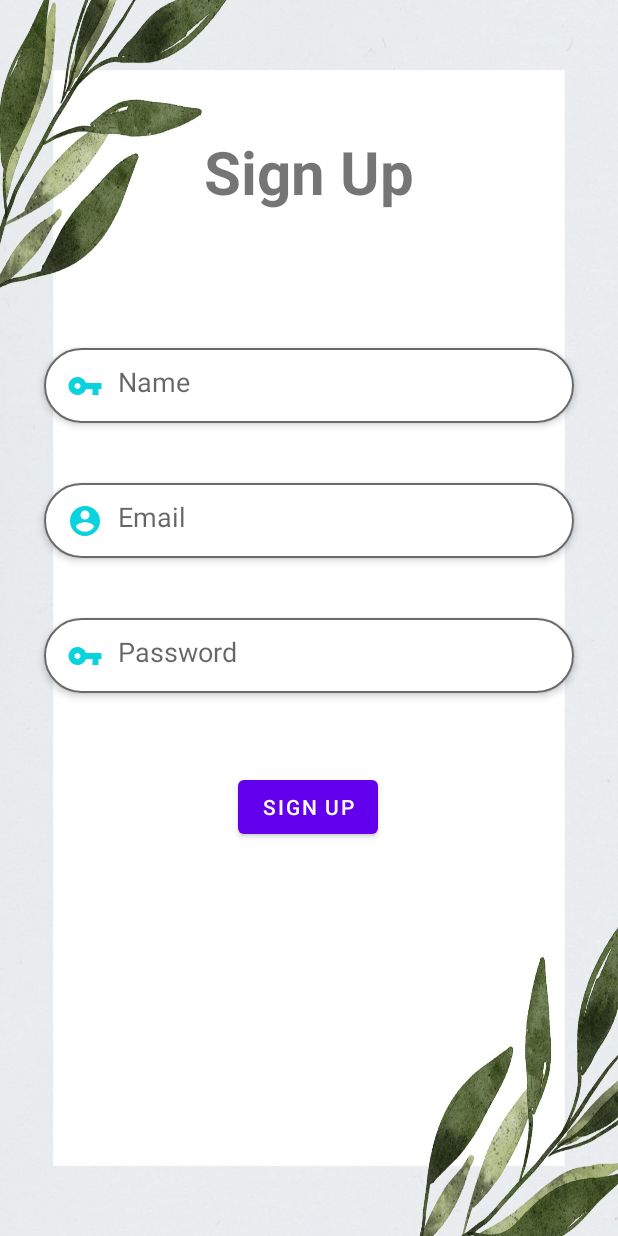
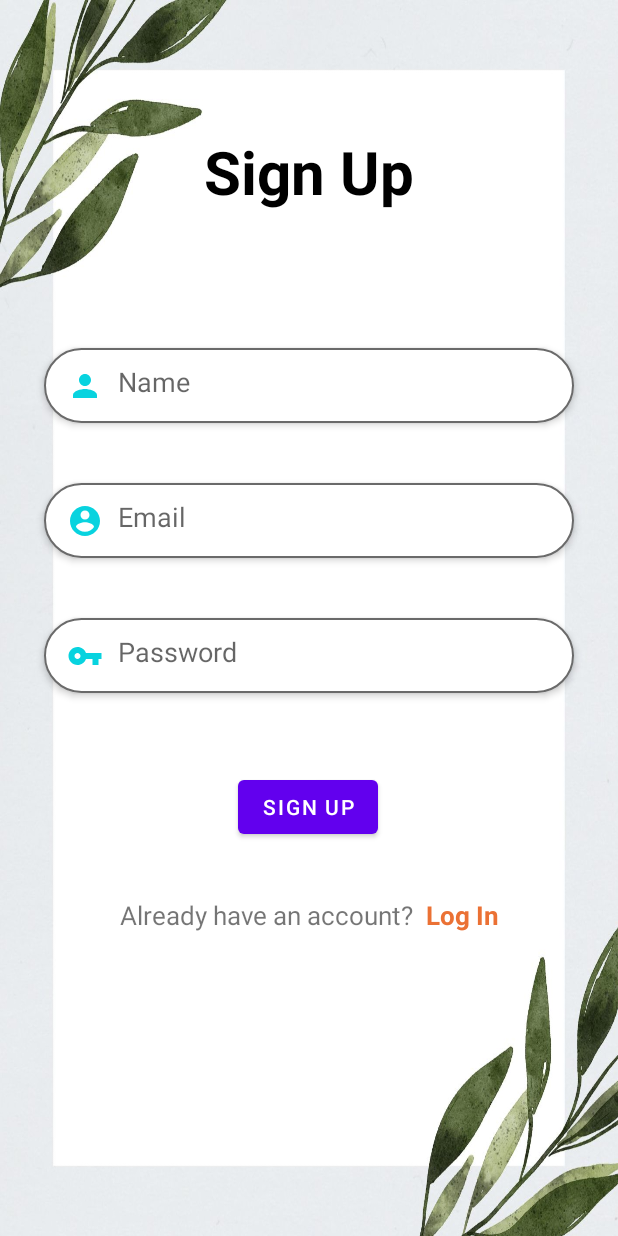
Before and after one commit to harisj58/farmer-vision, an Android app: the signup screen opened directly, with no data from a screen before it, on a phone screen of 412 x 824 dp. Run offline under Robolectric (Android 15) with nearby library versions, the phone set to English and light mode, and no system bars; our stand-ins replace Firebase (no records; nobody signed in at launch, a user with empty details on screens opened directly).

Commit message:
UI refined

```diff
--- a/app/src/main/java/org/tensorflow/lite/examples/objectdetection/login.kt
+++ b/app/src/main/java/org/tensorflow/lite/examples/objectdetection/login.kt
@@ -5,6 +5,7 @@ import androidx.appcompat.app.AppCompatActivity
 import android.os.Bundle
 import android.widget.Button
 import android.widget.EditText
+import android.widget.TextView
 import android.widget.Toast
 import com.google.firebase.auth.FirebaseAuth
 
@@ -12,7 +13,7 @@ class login : AppCompatActivity() {
      private lateinit var  edtEmail: EditText
     private lateinit var  edtPassword: EditText
     private lateinit var  btnlogin: Button
-    private lateinit var  btnsignup: Button
+    private lateinit var  btnsignup: TextView
 private lateinit var mAuth: FirebaseAuth
 
 
--- a/app/src/main/java/org/tensorflow/lite/examples/objectdetection/signup.kt
+++ b/app/src/main/java/org/tensorflow/lite/examples/objectdetection/signup.kt
@@ -6,6 +6,7 @@ import android.os.Bundle
 import android.util.Log
 import android.widget.Button
 import android.widget.EditText
+import android.widget.TextView
 import android.widget.Toast
 import com.google.firebase.auth.FirebaseAuth
 import com.google.firebase.database.DatabaseReference
@@ -16,6 +17,7 @@ class signup : AppCompatActivity() {
     private lateinit var  edtPassword: EditText
     private lateinit var  edtName: EditText
     private lateinit var  btnsignup: Button
+    private lateinit var btnlogin: TextView
     private lateinit var mAuth: FirebaseAuth
     private lateinit var mDbRef:DatabaseReference
 
@@ -24,12 +26,12 @@ class signup : AppCompatActivity() {
         setContentView(R.layout.activity_signup)
         supportActionBar?.hide()
 
-        mAuth= FirebaseAuth.getInstance()
-edtName=findViewById(R.id.name)
-        edtEmail=findViewById(R.id.email)
-        edtPassword=findViewById(R.id.password)
-        btnsignup=findViewById(R.id.btnsignup)
-
+        mAuth = FirebaseAuth.getInstance()
+        edtName = findViewById(R.id.name)
+        edtEmail = findViewById(R.id.email)
+        edtPassword = findViewById(R.id.password)
+        btnsignup = findViewById(R.id.btnsignup)
+        btnlogin = findViewById(R.id.gotologin)
         btnsignup.setOnClickListener{
             val email=edtEmail.text.toString()
             val password =edtPassword.text.toString()
@@ -37,9 +39,12 @@ edtName=findViewById(R.id.name)
 
             Signup(email,password,name);
         }
-
+        btnlogin.setOnClickListener{
+            val intent = Intent(this,login::class.java)
+            startActivity(intent)
         }
-private fun Signup(email:String,password:String,name:String){
+    }
+    private fun Signup(email:String,password:String,name:String) {
         mAuth.createUserWithEmailAndPassword(email, password)
             .addOnCompleteListener(this) { task ->
                 if (task.isSuccessful) {
@@ -47,10 +52,9 @@ private fun Signup(email:String,password:String,name:String){
                 startActivity(intent)
                 } else {
                 Toast.makeText(this@signup,"Some error occurred",Toast.LENGTH_SHORT).show()
-
                 }
         }}
-    private fun addUserToDatabase(name: String,email: String,uid:String){
+    private fun addUserToDatabase(name: String,email: String,uid:String) {
         mDbRef=FirebaseDatabase.getInstance().getReference()
         mDbRef.child("user").child(uid).setValue(User(name,email,uid))
     }
--- a/app/src/main/res/layout/activity_signup.xml
+++ b/app/src/main/res/layout/activity_signup.xml
@@ -14,6 +14,7 @@
       android:text="Sign Up"
       android:textSize="40sp"
       android:textStyle="bold"
+      android:textColor="@android:color/black"
       app:layout_constraintBottom_toTopOf="@+id/name"
       app:layout_constraintEnd_toEndOf="parent"
       app:layout_constraintStart_toStartOf="parent"
@@ -71,7 +72,7 @@
       android:layout_height="50dp"
       android:layout_marginTop="232dp"
       android:background="@drawable/edit_text_bg"
-      android:drawableLeft="@drawable/ic_baseline_vpn_key_24"
+      android:drawableLeft="@drawable/ic_baseline_person_24"
       android:drawablePadding="10dp"
       android:elevation="3dp"
       android:ems="10"
@@ -82,4 +83,28 @@
       app:layout_constraintHorizontal_bias="0.497"
       app:layout_constraintStart_toStartOf="parent"
       app:layout_constraintTop_toTopOf="parent" />
+
+  <TextView
+      android:id="@+id/textView2"
+      android:layout_width="wrap_content"
+      android:layout_height="wrap_content"
+      android:layout_marginStart="80dp"
+      android:layout_marginTop="36dp"
+      android:text="Already have an account?"
+      android:textSize="17sp"
+      app:layout_constraintStart_toStartOf="parent"
+      app:layout_constraintTop_toBottomOf="@+id/btnsignup" />
+
+  <TextView
+      android:id="@+id/gotologin"
+      android:layout_width="wrap_content"
+      android:layout_height="wrap_content"
+      android:layout_marginStart="8dp"
+      android:layout_marginTop="36dp"
+      android:text="Log In"
+      android:textColor="@color/orange"
+      android:textSize="17sp"
+      android:textStyle="bold"
+      app:layout_constraintStart_toEndOf="@+id/textView2"
+      app:layout_constraintTop_toBottomOf="@+id/btnsignup" />
 </androidx.constraintlayout.widget.ConstraintLayout>
--- a/app/src/main/res/values/colors.xml
+++ b/app/src/main/res/values/colors.xml
@@ -26,4 +26,5 @@
     <color name="icFocused">#DDFFFFFF</color>
     <color name="icPressed">#AAFFFFFF</color>
     <color name="white">#FFFFFFFF</color>
+    <color name="orange">#EB7134</color>
 </resources>
```
Also changed, not shown: app/src/main/res/layout/activity_login.xml (+24 -11 lines), 1 other file. Lines whose indentation alone changed are shown as unchanged.
